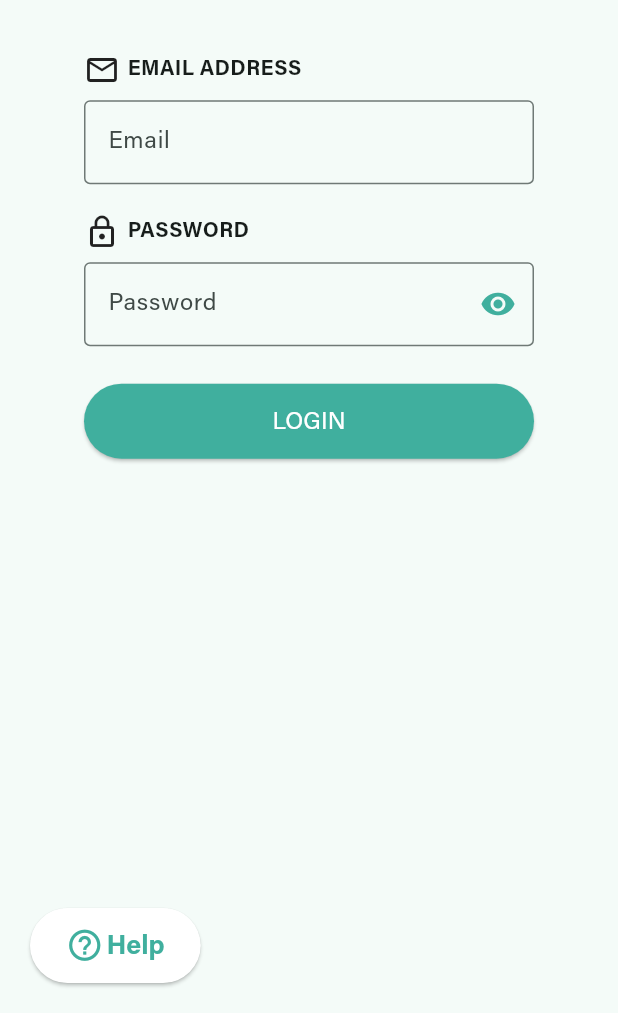
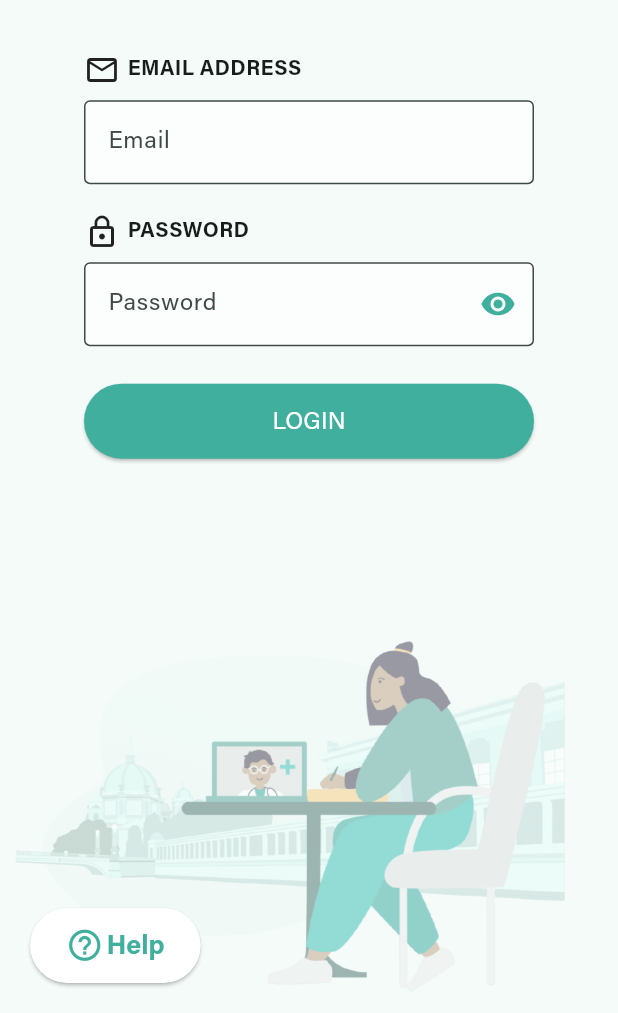
Before and after one commit to matiasespina1991/expatrio-challenge, a Flutter app: the screen it shows after launch, on a phone screen of 412 x 824 dp, the part 223-1236 px from its top. Run offline on Flutter 3.47's test engine with Material 3 defaults, Android fonts, the phone set to English and light mode, and no system bars; our stand-ins replace flutter_secure_storage.

Commit message:
Background image applied to Login screen

```diff
--- a/lib/screens/login_screen.dart
+++ b/lib/screens/login_screen.dart
@@ -24,6 +24,14 @@ class _LoginScreenState extends State<LoginScreen> {
     return Scaffold(
       body: Stack(
         children: [
+          Positioned(
+            width: MediaQuery.of(context).size.width,
+            bottom: 0,
+            child: Image.asset(
+              'assets/images/cliparts/health_insurance_clipart.png',
+              opacity: const AlwaysStoppedAnimation(.4),
+            ),
+          ),
           Positioned(
             left: 20,
             bottom: 20,
@@ -86,6 +94,8 @@ class _LoginScreenState extends State<LoginScreen> {
                     TextField(
                       controller: _emailController,
                       decoration: const InputDecoration(
+                        filled: true,
+                        fillColor: Colors.white70,
                         hintText: 'Email',
                         border: OutlineInputBorder(),
                       ),
@@ -109,6 +119,8 @@ class _LoginScreenState extends State<LoginScreen> {
                     TextField(
                       controller: _passwordController,
                       decoration: InputDecoration(
+                        filled: true,
+                        fillColor: Colors.white70,
                         hintText: 'Password',
                         border: const OutlineInputBorder(),
                         suffixIcon: IconButton(
--- a/pubspec.yaml
+++ b/pubspec.yaml
@@ -29,6 +29,7 @@ flutter:
 
   assets:
      - assets/images/logo/
+     - assets/images/cliparts/
 
   fonts:
        - family: Acumin Pro
```
Also changed, not shown: assets/images/cliparts/health_insurance_clipart.png (added).
